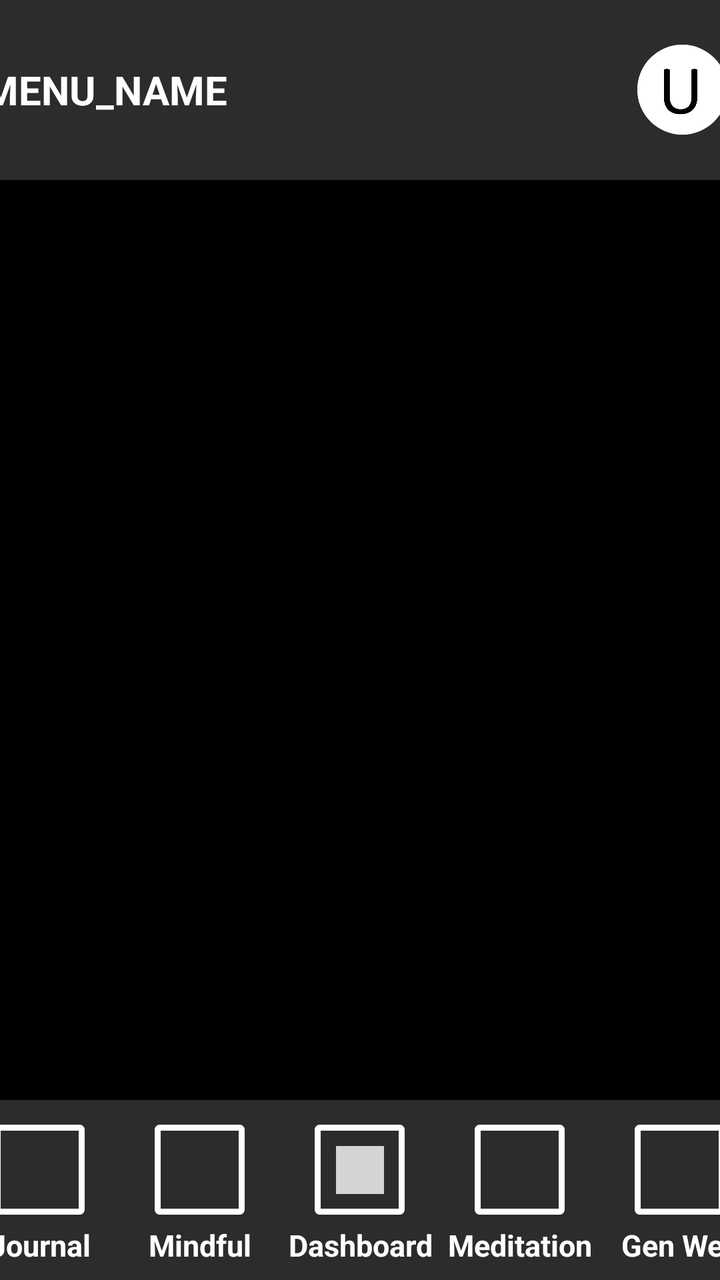
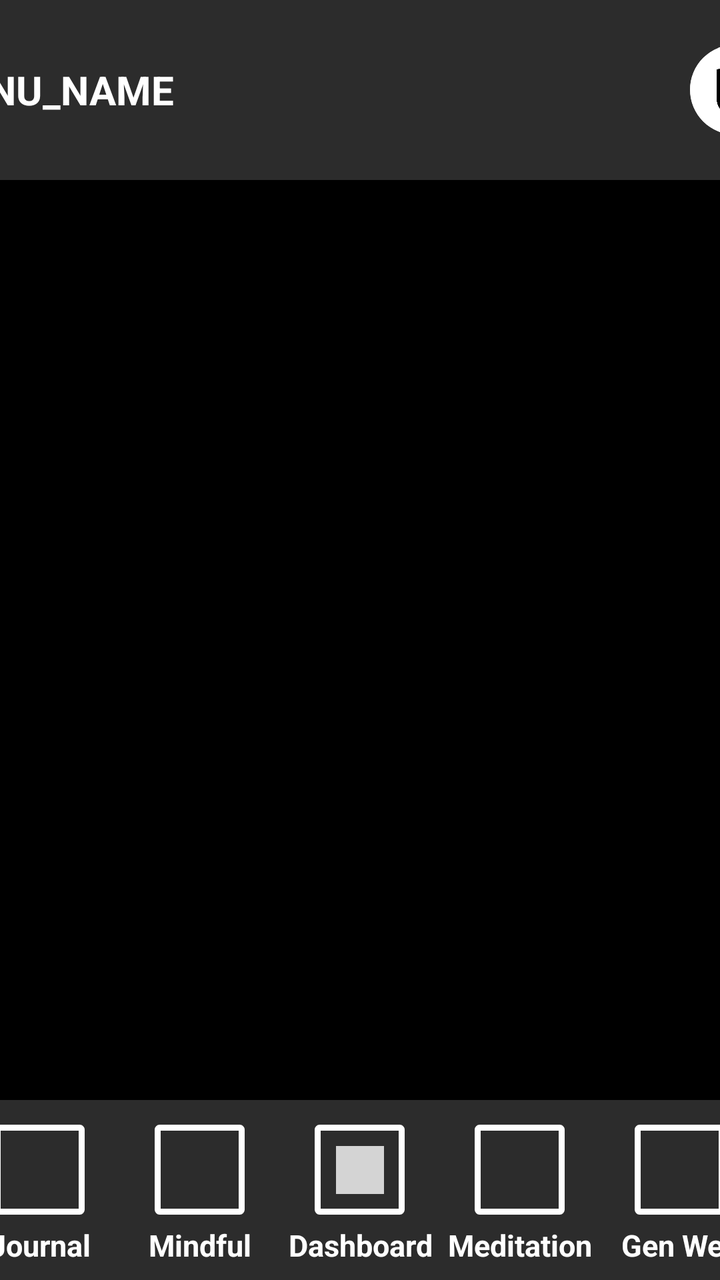

Two renders of the same Android screen: before a commit and after it. Below are the layout's source before the change and the commit's diff.
<!-- AndroidManifest.xml: application theme Theme.Riova -->
<!-- res/layout/mindfullness.xml -->
<?xml version="1.0" encoding="utf-8"?>
<androidx.coordinatorlayout.widget.CoordinatorLayout xmlns:android="http://schemas.android.com/apk/res/android"
    xmlns:tools="http://schemas.android.com/tools"
    android:id="@+id/main"
    android:layout_width="match_parent"
    android:layout_height="match_parent"
    android:fitsSystemWindows="true"
    android:background="@color/footer_back"
    tools:context=".MainActivity">

    
    <include layout="@layout/header" />
    <include layout="@layout/footer" />
    

    
    
    <FrameLayout
        style="@style/content_layout">

    </FrameLayout>
    

</androidx.coordinatorlayout.widget.CoordinatorLayout>
<!-- res/layout/header.xml (included above) -->
<?xml version="1.0" encoding="utf-8"?>
<androidx.constraintlayout.widget.ConstraintLayout xmlns:android="http://schemas.android.com/apk/res/android"
    xmlns:app="http://schemas.android.com/apk/res-auto"
    android:layout_width="match_parent"
    android:layout_height="match_parent">

    
    <LinearLayout
        android:layout_margin="0dp"
        android:layout_width="match_parent"
        android:layout_height="90dp"
        android:orientation="horizontal"
        android:gravity="center"
        app:layout_constraintTop_toTopOf="parent"
        app:layout_constraintEnd_toEndOf="parent"
        app:layout_constraintStart_toStartOf="parent"
        android:background="@color/footer_back"
        android:id="@+id/header_layout">
        <TextView
            android:layout_width="wrap_content"
            android:layout_height="wrap_content"
            android:textColor="@color/white"
            android:textSize="20sp"
            android:layout_marginEnd="200dp"
            android:text="@string/menu_name"
            style="account_settings_button.xml"
            android:textStyle="bold"
            android:fontFamily="sans-serif"/>
        <ImageButton
            android:id="@+id/accountSettings"
            android:clickable="true"
            android:contentDescription="@string/user_account"
            style="@style/account_settings_button_style"
            app:backgroundTint="@null"
            android:scaleType="fitCenter"
            android:clipToOutline="true"
            android:src="@drawable/user_icon"/>

    </LinearLayout>

</androidx.constraintlayout.widget.ConstraintLayout>
<!-- res/layout/footer.xml (included above) -->
<?xml version="1.0" encoding="utf-8"?>
<androidx.constraintlayout.widget.ConstraintLayout xmlns:android="http://schemas.android.com/apk/res/android"
    xmlns:app="http://schemas.android.com/apk/res-auto"
    android:layout_width="match_parent"
    android:layout_height="match_parent">

    
    <LinearLayout
        android:layout_margin="0dp"
        android:layout_width="match_parent"
        android:layout_height="90dp"
        android:orientation="horizontal"
        android:gravity="center"
        app:layout_constraintBottom_toBottomOf="parent"
        app:layout_constraintEnd_toEndOf="parent"
        app:layout_constraintStart_toStartOf="parent"
        android:background="@color/footer_back"
        android:id="@+id/header_layout">

        
        <LinearLayout
            style="@style/nav_button_linear_layout">
            <ImageButton
                android:clickable="true"
                android:focusable="true"
                android:contentDescription="@string/journal"
                android:id="@+id/button_journal"
                android:src="@drawable/ic_action_inactive_button"
                app:backgroundTint="@null"
                style="@style/nav_button"/>
            <TextView
                style="@style/nav_button_text"
                android:text="Journal"/>
        </LinearLayout>
        

        
        <LinearLayout
            style="@style/nav_button_linear_layout">

            <ImageButton
                android:clickable="true"
                android:focusable="true"
                android:contentDescription="Mindfulness"
                android:id="@+id/button_mindfullness"
                android:src="@drawable/ic_action_inactive_button"
                app:backgroundTint="@null"
                style="@style/nav_button"/>
            <TextView
                style="@style/nav_button_text"
                android:text="Mindful"/>
        </LinearLayout>
        

        
        <LinearLayout
            style="@style/nav_button_linear_layout">
            <ImageButton
                android:clickable="true"
                android:focusable="true"
                android:contentDescription="@string/dashboard"
                android:id="@+id/button_dashboard"
                android:src="@drawable/ic_action_name"
                app:backgroundTint="@null"
                style="@style/nav_button"/>
            <TextView
                style="@style/nav_button_text"
                android:text="Dashboard"/>
        </LinearLayout>
        

        
        <LinearLayout
            style="@style/nav_button_linear_layout">
            <ImageButton
                android:clickable="true"
                android:focusable="true"
                android:contentDescription="@string/meditation"
                android:id="@+id/button_meditation"
                android:src="@drawable/ic_action_inactive_button"
                app:backgroundTint="@null"
                style="@style/nav_button"/>
            <TextView
                style="@style/nav_button_text"
                android:text="Meditation"/>
        </LinearLayout>
        

        
        <LinearLayout
            style="@style/nav_button_linear_layout">
            <ImageButton
                android:clickable="true"
                android:focusable="true"
                android:contentDescription="@string/general_wellness"
                android:src="@drawable/ic_action_inactive_button"
                app:backgroundTint="@null"
                style="@style/nav_button"/>
            <TextView
                style="@style/nav_button_text"
                android:text="Gen Well"/>
        </LinearLayout>
        

    </LinearLayout>

</androidx.constraintlayout.widget.ConstraintLayout>
<!-- resources referenced by this layout -->
<resources>
  <color name="footer_back">#2C2C2C</color>
  <color name="white">#FFFFFFFF</color>
  <!-- drawable ic_action_inactive_button: png bitmap (drawable-hdpi, 85 bytes) -->
  <!-- drawable ic_action_name: png bitmap (drawable-hdpi, 122 bytes) -->
  <!-- drawable user_icon: jpg bitmap (drawable, 13505 bytes) -->
  <string name="dashboard">Dashboard</string>
  <string name="general_wellness">General Wellness</string>
  <string name="journal">Journal</string>
  <string name="meditation">Meditation</string>
  <string name="menu_name">MENU_NAME</string>
  <string name="user_account">User Account</string>
  <style name="account_settings_button_style" parent="Widget.AppCompat.ImageButton">
          <item name="android:layout_width">45dp</item>
          <item name="android:layout_height">45dp</item>
          <item name="android:layout_margin">5dp</item>
          <item name="android:background">@drawable/account_settings_button</item>
          <item name="cornerSize">16dp</item>
          <item name="cornerFamily">rounded</item>
      </style>
  <style name="content_layout" parent="Widget.AppCompat.TextView">
          <item name="android:layout_width">match_parent</item>
          <item name="android:layout_height">match_parent</item>
          <item name="android:layout_marginTop">90dp</item>
          <item name="android:layout_marginBottom">90dp</item>
          <item name="android:background">@color/black</item>
      </style>
  <style name="nav_button" parent="Widget.Design.FloatingActionButton">
          <item name="android:layout_width">45dp</item>
          <item name="android:layout_height">45dp</item>
          <item name="android:layout_margin">5dp</item>
          <item name="android:background">@drawable/nav_button</item>
      </style>
  <style name="nav_button_linear_layout">
          <item name="android:layout_width">80dp</item>
          <item name="android:layout_height">80dp</item>
          <item name="android:orientation">vertical</item>
          <item name="android:gravity">center</item>
      </style>
  <style name="nav_button_text" parent="Widget.AppCompat.TextView">
          <item name="android:layout_width">match_parent</item>
          <item name="android:layout_height">wrap_content</item>
          <item name="android:textSize">15sp</item>
          <item name="android:textStyle">bold</item>
          <item name="android:textColor">@color/white</item>
          <item name="android:textAlignment">center</item>
      </style>
  <style name="Theme.Riova" parent="Base.Theme.Riova" />
  <!-- drawable account_settings_button (drawable) -->
  <?xml version="1.0" encoding="utf-8"?>
  <shape xmlns:android="http://schemas.android.com/apk/res/android">
      <solid android:color="#00000000"/>
      <stroke
          android:width="3dp"
          android:color="#FFFFFF"
          />
      <corners
          android:radius="2000dp"
          />
  </shape>
  <color name="black">#FF000000</color>
  <!-- drawable nav_button (drawable) -->
  <?xml version="1.0" encoding="utf-8"?>
  <shape xmlns:android="http://schemas.android.com/apk/res/android">
  
      <stroke
          android:width="3dp"
          android:color="#FFFFFF"
          />
      <corners
          android:radius="1dp"
          />
  </shape>
  <style name="Base.Theme.Riova" parent="Theme.Material3.DayNight.NoActionBar">
          
          
      </style>
</resources>

<!-- the commit's change to res/layout/mindfullness.xml (unified diff, before → after) -->
@@ -1,7 +1,7 @@
 <?xml version="1.0" encoding="utf-8"?>
 <androidx.coordinatorlayout.widget.CoordinatorLayout xmlns:android="http://schemas.android.com/apk/res/android"
     xmlns:tools="http://schemas.android.com/tools"
-    android:id="@+id/main"
+    android:id="@+id/fragment_mindfullness"
     android:layout_width="match_parent"
     android:layout_height="match_parent"
     android:fitsSystemWindows="true"
@@ -42,18 +42,19 @@
         android:background="@color/footer_back"
         android:id="@+id/header_layout">
         <TextView
-            android:layout_width="wrap_content"
+            android:layout_width="225dp"
             android:layout_height="wrap_content"
             android:textColor="@color/white"
+            android:id="@+id/header_description"
             android:textSize="20sp"
-            android:layout_marginEnd="200dp"
+            android:layout_marginEnd="150dp"
             android:text="@string/menu_name"
             style="account_settings_button.xml"
             android:textStyle="bold"
+            android:textAlignment="textStart"
             android:fontFamily="sans-serif"/>
         <ImageButton
             android:id="@+id/accountSettings"
-            android:clickable="true"
             android:contentDescription="@string/user_account"
             style="@style/account_settings_button_style"
             app:backgroundTint="@null"
@@ -88,8 +89,6 @@
         <LinearLayout
             style="@style/nav_button_linear_layout">
             <ImageButton
-                android:clickable="true"
-                android:focusable="true"
                 android:contentDescription="@string/journal"
                 android:id="@+id/button_journal"
                 android:src="@drawable/ic_action_inactive_button"
@@ -104,10 +103,7 @@
         
         <LinearLayout
             style="@style/nav_button_linear_layout">
-
             <ImageButton
-                android:clickable="true"
-                android:focusable="true"
                 android:contentDescription="Mindfulness"
                 android:id="@+id/button_mindfullness"
                 android:src="@drawable/ic_action_inactive_button"
@@ -123,8 +119,6 @@
         <LinearLayout
             style="@style/nav_button_linear_layout">
             <ImageButton
-                android:clickable="true"
-                android:focusable="true"
                 android:contentDescription="@string/dashboard"
                 android:id="@+id/button_dashboard"
                 android:src="@drawable/ic_action_name"
@@ -140,8 +134,6 @@
         <LinearLayout
             style="@style/nav_button_linear_layout">
             <ImageButton
-                android:clickable="true"
-                android:focusable="true"
                 android:contentDescription="@string/meditation"
                 android:id="@+id/button_meditation"
                 android:src="@drawable/ic_action_inactive_button"
@@ -157,8 +149,7 @@
         <LinearLayout
             style="@style/nav_button_linear_layout">
             <ImageButton
-                android:clickable="true"
-                android:focusable="true"
+                android:id="@+id/button_genwell"
                 android:contentDescription="@string/general_wellness"
                 android:src="@drawable/ic_action_inactive_button"
                 app:backgroundTint="@null"
<!-- resource entries referenced after the edit -->
@@ -12,6 +12,8 @@
   <string name="menu_name">MENU_NAME</string>
   <string name="user_account">User Account</string>
   <style name="account_settings_button_style" parent="Widget.AppCompat.ImageButton">
+          <item name="android:clickable">true</item>
+          <item name="android:focusable">true</item>
           <item name="android:layout_width">45dp</item>
           <item name="android:layout_height">45dp</item>
           <item name="android:layout_margin">5dp</item>
@@ -30,6 +32,8 @@
           <item name="android:layout_width">45dp</item>
           <item name="android:layout_height">45dp</item>
           <item name="android:layout_margin">5dp</item>
+          <item name="android:clickable">true</item>
+          <item name="android:focusable">true</item>
           <item name="android:background">@drawable/nav_button</item>
       </style>
   <style name="nav_button_linear_layout">
